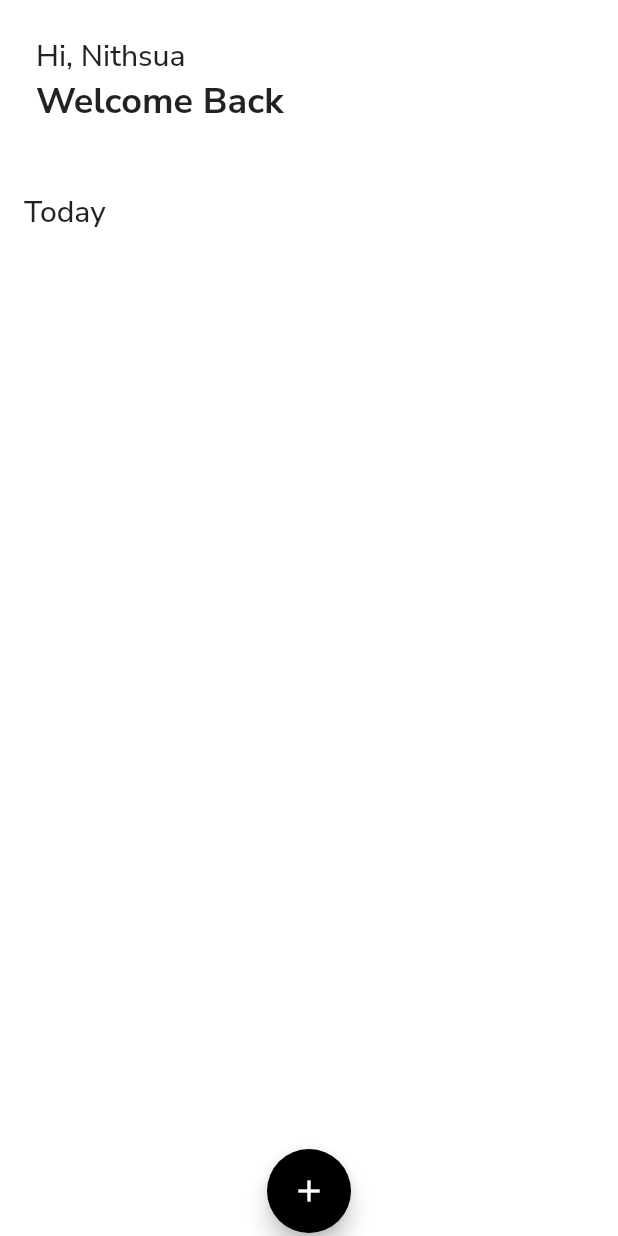
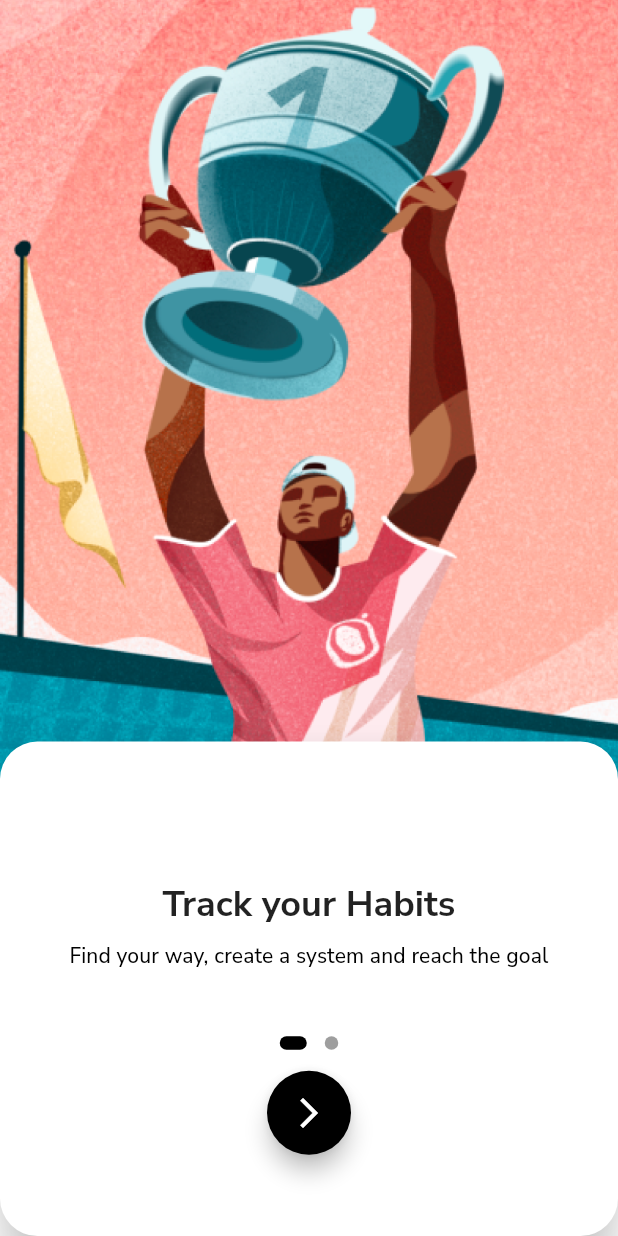
Before and after one commit to Nithsua/habitist, a Flutter app: the screen it shows after launch, on a phone screen of 412 x 824 dp. Run offline on Flutter 3.47's test engine with Material 2 defaults, Android fonts, the phone set to English and light mode, and no system bars; drawn by our look-alikes of dots_indicator; our stand-ins replace cloud_firestore, firebase_core, flutter_riverpod, freezed_annotation, google_fonts; accounts and stored records are empty.

Commit message:
[UI]: Login Screen

```diff
--- /dev/null
+++ b/lib/app/screens/onboard.screen.dart
@@ -0,0 +1,236 @@
+import 'package:dots_indicator/dots_indicator.dart';
+import 'package:flutter/material.dart';
+
+class OnboardScreen extends StatelessWidget {
+  final pageController = PageController();
+  OnboardScreen({super.key});
+
+  @override
+  Widget build(BuildContext context) {
+    return Scaffold(
+      body: LayoutBuilder(builder: (context, constraints) {
+        return Stack(
+          children: [
+            Column(
+              children: [
+                Image.asset(
+                  'assets/images/onboard_champ.png',
+                  height: constraints.maxHeight * 0.65,
+                  fit: BoxFit.cover,
+                )
+              ],
+            ),
+            Positioned(
+              bottom: 0,
+              width: constraints.maxWidth,
+              height: constraints.maxHeight * 0.4,
+              child: Material(
+                  color: Colors.white,
+                  elevation: 15.0,
+                  borderRadius: BorderRadius.circular(25.0),
+                  child: PageView(
+                    controller: pageController,
+                    physics: const NeverScrollableScrollPhysics(),
+                    children: [
+                      OnboardSubPageOne(
+                          totalPages: 2,
+                          onPressed: () {
+                            pageController.animateToPage(1,
+                                duration: const Duration(milliseconds: 200),
+                                curve: Curves.easeIn);
+                          }),
+                      const OnboardSubPageTwo()
+                    ],
+                  )),
+            ),
+          ],
+        );
+      }),
+    );
+  }
+}
+
+class OnboardSubPageOne extends StatelessWidget {
+  final int totalPages;
+  final VoidCallback? onPressed;
+  const OnboardSubPageOne(
+      {super.key, required this.totalPages, this.onPressed});
+
+  @override
+  Widget build(BuildContext context) {
+    return Padding(
+      padding: const EdgeInsets.symmetric(vertical: 16.0),
+      child: Column(
+        mainAxisAlignment: MainAxisAlignment.center,
+        children: [
+          const Spacer(flex: 2),
+          Center(
+            child: Column(
+              children: [
+                Text(
+                  'Track your Habits',
+                  style: Theme.of(context)
+                      .textTheme
+                      .headlineSmall
+                      ?.copyWith(fontWeight: FontWeight.bold),
+                  textAlign: TextAlign.center,
+                ),
+                const SizedBox(height: 8),
+                Text(
+                  'Find your way, create a system and reach the goal',
+                  style: Theme.of(context).textTheme.titleSmall,
+                  textAlign: TextAlign.center,
+                ),
+              ],
+            ),
+          ),
+          const Spacer(),
+          Column(
+            children: [
+              DotsIndicator(
+                dotsCount: totalPages,
+                position: 0.0,
+                decorator: DotsDecorator(
+                  activeColor: Colors.black,
+                  shape: const CircleBorder(),
+                  activeSize: const Size(18.0, 9.0),
+                  activeShape: RoundedRectangleBorder(
+                      borderRadius: BorderRadius.circular(9.0)),
+                ),
+              ),
+              const SizedBox(height: 8),
+              FloatingActionButton(
+                backgroundColor: Colors.black,
+                onPressed: onPressed,
+                child: const Icon(
+                  Icons.arrow_forward_ios,
+                  color: Colors.white,
+                ),
+              ),
+            ],
+          ),
+          const Spacer(),
+        ],
+      ),
+    );
+  }
+}
+
+class OnboardSubPageTwo extends StatelessWidget {
+  const OnboardSubPageTwo({super.key});
+
+  @override
+  Widget build(BuildContext context) {
+    return Padding(
+      padding: const EdgeInsets.symmetric(horizontal: 48.0, vertical: 4.0),
+      child: Column(
+        mainAxisAlignment: MainAxisAlignment.center,
+        children: [
+          const Spacer(
+            flex: 2,
+          ),
+          Column(
+            children: [
+              Text(
+                'Track your Habits',
+                style: Theme.of(context)
+                    .textTheme
+                    .headlineSmall
+                    ?.copyWith(fontWeight: FontWeight.bold),
+                textAlign: TextAlign.center,
+              ),
+              const SizedBox(height: 8),
+              Text(
+                'Find your way, create a system and reach the goal',
+                style: Theme.of(context).textTheme.titleSmall,
+                textAlign: TextAlign.center,
+              ),
+            ],
+          ),
+          const Spacer(),
+          const SignInWithAppleButton(),
+          const SizedBox(height: 16.0),
+          const SignInWithGoogleButton(),
+          const Spacer(),
+        ],
+      ),
+    );
+  }
+}
+
+class SignInWithAppleButton extends StatelessWidget {
+  const SignInWithAppleButton({super.key});
+
+  @override
+  Widget build(BuildContext context) {
+    return SignInButton(
+      leading: Image.asset(
+        'assets/logo/apple.png',
+        height: 30,
+        width: 30,
+        color: Colors.white,
+      ),
+      text: 'Sign In with Apple',
+      foregroundColor: Colors.white,
+      backgroundColor: Colors.black,
+      onPressed: () {},
+    );
+  }
+}
+
+class SignInWithGoogleButton extends StatelessWidget {
+  const SignInWithGoogleButton({super.key});
+
+  @override
+  Widget build(BuildContext context) {
+    return SignInButton(
+      leading: Image.asset(
+        'assets/logo/google.png',
+        height: 25,
+        width: 25,
+      ),
+      text: 'Sign In with Google',
+      foregroundColor: Colors.black,
+      backgroundColor: Colors.white,
+      onPressed: () {},
+    );
+  }
+}
+
+class SignInButton extends StatelessWidget {
+  final VoidCallback? onPressed;
+  final Widget leading;
+  final String text;
+  final Color foregroundColor;
+  final Color backgroundColor;
+  const SignInButton({
+    super.key,
+    this.onPressed,
+    this.foregroundColor = Colors.white,
+    this.backgroundColor = Colors.black,
+    required this.leading,
+    required this.text,
+  });
+
+  @override
+  Widget build(BuildContext context) {
+    return MaterialButton(
+      onPressed: onPressed,
+      color: backgroundColor,
+      shape: RoundedRectangleBorder(borderRadius: BorderRadius.circular(9.0)),
+      child: Padding(
+        padding: const EdgeInsets.symmetric(vertical: 8.0),
+        child: Row(
+          mainAxisAlignment: MainAxisAlignment.center,
+          children: [
+            leading,
+            const SizedBox(width: 8),
+            Text(text,
+                style: Theme.of(context).textTheme.bodyLarge?.copyWith(
+                    color: foregroundColor, fontWeight: FontWeight.bold)),
+          ],
+        ),
+      ),
+    );
+  }
+}
--- a/lib/app/wrapper.dart
+++ b/lib/app/wrapper.dart
@@ -1,12 +1,12 @@
 import 'package:flutter/material.dart';
 import 'package:flutter_riverpod/flutter_riverpod.dart';
-import 'package:habitist/app/screens/home.screen.dart';
+import 'package:habitist/app/screens/onboard.screen.dart';
 
 class Wrapper extends ConsumerWidget {
   const Wrapper({Key? key}) : super(key: key);
 
   @override
   Widget build(BuildContext context, WidgetRef ref) {
-    return HomeScreen();
+    return OnboardScreen();
   }
 }
```
